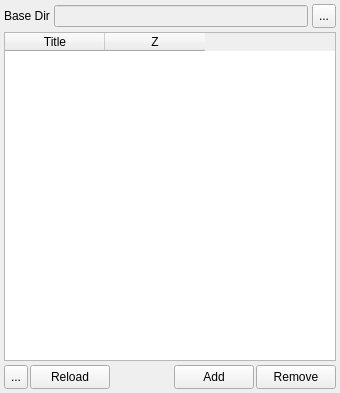
The window that src/gui/data.ui (trisyoungs/uchroma) describes before a commit, drawn with Qt 5.
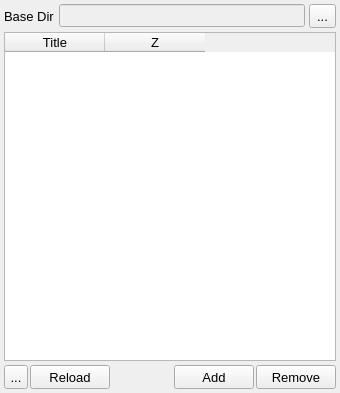
The same window after the commit. Icons and pictures are not drawn.

Commit message: Set correct general font size for several subwindows, and renamed some Close buttons to Cancel. Partial addition of ReferenceSetupDialog.

Diff of the .ui file:
```diff
--- a/src/gui/data.ui
+++ b/src/gui/data.ui
@@ -16,6 +16,11 @@
     <verstretch>0</verstretch>
    </sizepolicy>
   </property>
+  <property name="font">
+   <font>
+    <pointsize>10</pointsize>
+   </font>
+  </property>
   <property name="windowTitle">
    <string>Data</string>
   </property>
```
The commit also changes 25 other files.
